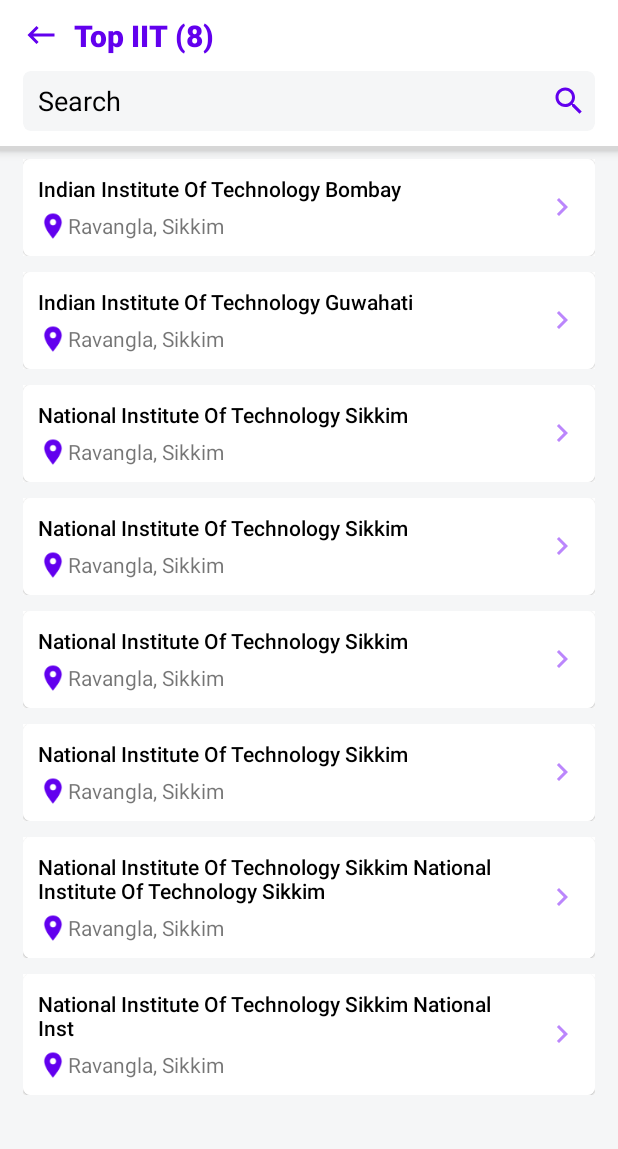
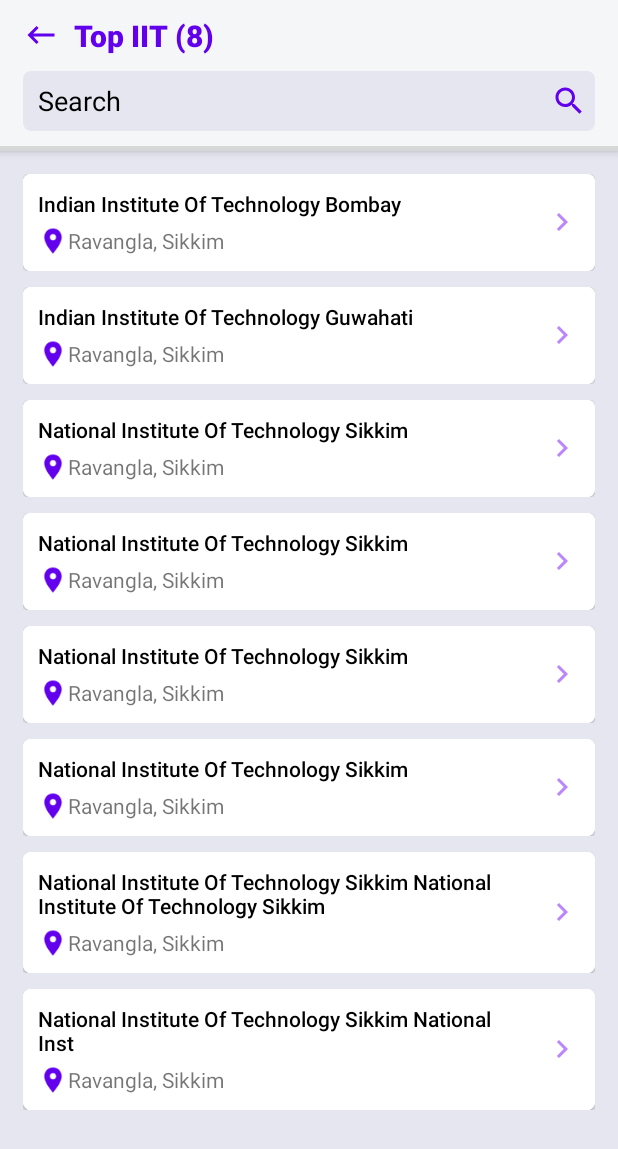
Before and after one commit to prateekKrOraon/ProjectT2E, an Android app: the screen it shows after launch (CollegeListActivity), after a tap on an icon or button, on a phone screen of 412 x 824 dp. Shown: the top 1149 px of the screen. Run offline under Robolectric (Android 15) with nearby library versions, the phone set to English and light mode, and no system bars; libraries missing offline, so code that uses them is left out: com.chahinem.pageindicator; 2 statements that could not run were skipped.

Commit message:
home section modified again

```diff
--- a/app/src/main/java/com/think2exam/projectt2e/ui/activities/AboutQuizActivity.java
+++ b/app/src/main/java/com/think2exam/projectt2e/ui/activities/AboutQuizActivity.java
@@ -33,7 +33,7 @@ public class AboutQuizActivity extends AppCompatActivity {
         ptp.setOnClickListener(new View.OnClickListener() {
             @Override
             public void onClick(View v) {
-                Toast.makeText(AboutQuizActivity.this, "It will redirected to Quiz section", Toast.LENGTH_SHORT).show();
+                Toast.makeText(AboutQuizActivity.this, "Quiz section", Toast.LENGTH_SHORT).show();
             }
         });
     }
--- a/app/src/main/res/layout/activity_college_list.xml
+++ b/app/src/main/res/layout/activity_college_list.xml
@@ -2,7 +2,7 @@
 <androidx.coordinatorlayout.widget.CoordinatorLayout
     android:layout_height="match_parent"
     android:layout_width="match_parent"
-    android:background="@color/homeBackground"
+    android:background="@color/homeBackground2"
     xmlns:android="http://schemas.android.com/apk/res/android"
     xmlns:app="http://schemas.android.com/apk/res-auto">
 
@@ -11,19 +11,17 @@
         android:id="@+id/appBarLayout"
         android:layout_width="match_parent"
         android:layout_height="wrap_content"
-        android:background="@color/white"
-        android:theme="@style/AppTheme">
+        android:fitsSystemWindows="true"
+        android:background="@color/homeBackground">
 
 
-            <LinearLayout
+        <RelativeLayout
             android:layout_width="match_parent"
             android:layout_height="match_parent"
             android:layout_marginTop="10dp"
             android:layout_marginLeft="15dp"
-                android:orientation="vertical">
-           <RelativeLayout
-               android:layout_width="match_parent"
-               android:layout_height="match_parent">
+            android:theme="@style/AppTheme"
+            app:layout_scrollFlags="scroll|enterAlways|snap">
 
             <ImageView
                 android:id="@+id/back_btn"
@@ -50,7 +48,6 @@
 
         </RelativeLayout>
 
-
         <com.google.android.material.card.MaterialCardView
             android:id="@+id/search_bar"
             android:layout_width="match_parent"
@@ -58,10 +55,11 @@
             android:layout_marginTop="10dp"
             android:layout_marginRight="15dp"
             android:layout_marginBottom="10dp"
+            android:layout_marginLeft="15dp"
             app:cardCornerRadius="5dp"
             android:elevation="0dp"
             app:cardElevation="0dp"
-                app:cardBackgroundColor="@color/homeBackground">
+            app:cardBackgroundColor="@color/homeBackground2">
 
             <RelativeLayout
                 android:layout_width="match_parent"
@@ -73,7 +71,7 @@
                     android:id="@+id/search_edittext"
                     android:layout_width="match_parent"
                     android:layout_height="wrap_content"
-                        android:background="@color/homeBackground"
+                    android:background="@color/homeBackground2"
                     android:hint="Search"
                     android:textColorHint="@color/holo_dark"
                     android:layout_centerVertical="true"
@@ -120,15 +118,6 @@
 
         </com.google.android.material.card.MaterialCardView>
 
-            </LinearLayout>
-
-
-
-
-
-
-
-
         <ProgressBar
             android:id="@+id/progress_bar"
             android:layout_width="match_parent"
@@ -143,11 +132,18 @@
     </com.google.android.material.appbar.AppBarLayout>
 
 
+    <LinearLayout
+        android:layout_width="match_parent"
+        android:layout_height="match_parent"
+        android:orientation="vertical"
+        app:layout_behavior="@string/appbar_scrolling_view_behavior">
     <androidx.recyclerview.widget.RecyclerView
         android:id="@+id/college_list_recycler_view"
         android:layout_width="match_parent"
         android:layout_height="match_parent"
-        app:layout_behavior="@string/appbar_scrolling_view_behavior" />
+        android:layout_marginTop="10dp"
+        android:layout_marginBottom="10dp"/>
+    </LinearLayout>
 
 
 
--- a/app/src/main/res/layout/city_layout.xml
+++ b/app/src/main/res/layout/city_layout.xml
@@ -13,7 +13,7 @@
         app:cardBackgroundColor="@color/white"
         android:id="@+id/city_card_view"
         android:layout_width="match_parent"
-        android:layout_weight="90"
+        android:layout_weight="100"
         app:cardCornerRadius="30dp"
         android:layout_margin="5dp"
         android:layout_height="wrap_content"
@@ -38,7 +38,7 @@
         android:layout_width="match_parent"
         android:layout_height="wrap_content"
         android:textAlignment="center"
-        android:layout_weight="10"
+        android:layout_weight="0"
         android:text="city"/>
 
 </LinearLayout>
--- a/app/src/main/res/layout/college_list_item.xml
+++ b/app/src/main/res/layout/college_list_item.xml
@@ -6,7 +6,7 @@
     android:layout_marginRight="15dp"
     android:layout_marginBottom="5dp"
     android:layout_marginTop="5dp"
-    android:background="@color/white"
+    android:background="@color/homeBackground2"
     xmlns:android="http://schemas.android.com/apk/res/android">
 
     <com.google.android.material.card.MaterialCardView
@@ -16,9 +16,9 @@
         android:layout_width="match_parent"
         android:layout_height="match_parent"
         xmlns:app="http://schemas.android.com/apk/res-auto"
-        android:background="@color/white"
+        app:cardBackgroundColor="@color/white"
         app:cardCornerRadius="5dp"
-        android:elevation="5dp"
+        android:elevation="0dp"
         >
 
         <LinearLayout
--- a/app/src/main/res/layout/featured_college_layout.xml
+++ b/app/src/main/res/layout/featured_college_layout.xml
@@ -2,8 +2,10 @@
 <com.google.android.material.card.MaterialCardView xmlns:android="http://schemas.android.com/apk/res/android"
     xmlns:tools="http://schemas.android.com/tools"
     android:layout_width="match_parent"
-    android:layout_margin="10dp"
-    android:layout_height="match_parent"
+    android:layout_marginLeft="10dp"
+    android:layout_marginTop="5dp"
+    android:layout_marginRight="10dp"
+    android:layout_height="wrap_content"
     xmlns:app="http://schemas.android.com/apk/res-auto"
     app:cardElevation="2dp"
     app:cardCornerRadius="10dp"
--- a/app/src/main/res/layout/fragment_home.xml
+++ b/app/src/main/res/layout/fragment_home.xml
@@ -42,7 +42,7 @@
 
               <LinearLayout
                   android:layout_width="match_parent"
-                  android:layout_height="140dp"
+                  android:layout_height="wrap_content"
                   android:orientation="vertical"
                   android:background="@color/homeBackground">
 
--- a/app/src/main/res/layout/top_college_layout.xml
+++ b/app/src/main/res/layout/top_college_layout.xml
@@ -13,7 +13,7 @@
         app:cardBackgroundColor="@color/white"
         android:id="@+id/top_college_card_view"
         android:layout_width="match_parent"
-        android:layout_weight="90"
+        android:layout_weight="100"
         app:cardCornerRadius="30dp"
         android:layout_margin="5dp"
         android:layout_height="wrap_content"
@@ -39,7 +39,7 @@
         android:layout_height="wrap_content"
         android:textAlignment="center"
         android:ellipsize="marquee"
-        android:layout_weight="10"
+        android:layout_weight="0"
         android:text="city"/>
 
 </LinearLayout>
```
Also changed, not shown: app/src/main/res/layout/activity_search_category.xml (+9 -13 lines), app/src/main/res/layout/search_category_item_layout.xml (+3 -4 lines), app/src/main/res/layout/state_layout.xml (+6 -7 lines). Lines whose indentation alone changed are shown as unchanged.
